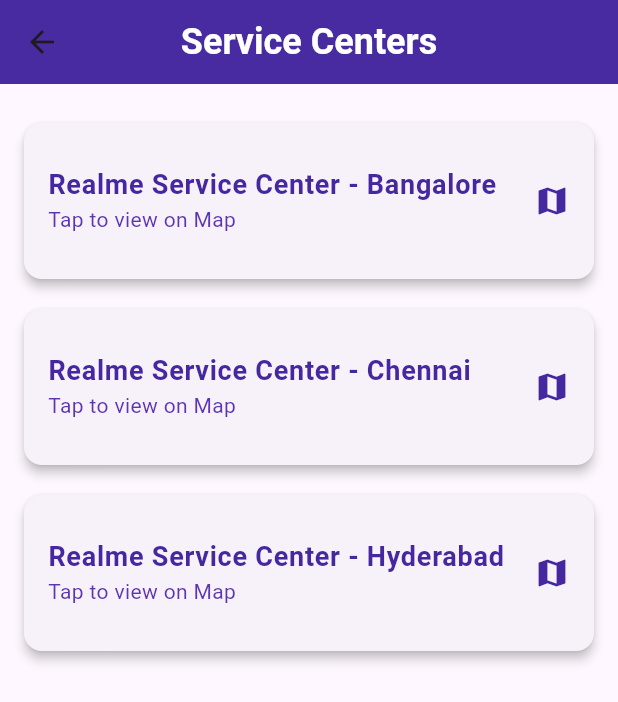
After one commit to Abhi-lash27/Fixmate, a Flutter app: the HelpPage screen opened directly, after a tap on "Service Centers", on a phone screen of 412 x 824 dp. The commit adds this screen. Shown: the top 702 px of the screen. Run offline on Flutter 3.47's test engine with Material 3 defaults, Android fonts, the phone set to English and light mode, and no system bars; our stand-ins replace cloud_firestore, firebase_auth, firebase_core, firebase_storage, flutter_map, font_awesome_flutter and 3 more; accounts and stored records are empty.

Commit message:
Added Map functionality for service_centers

```diff
--- a/lib/pages/help_page.dart
+++ b/lib/pages/help_page.dart
@@ -1,6 +1,7 @@
 import 'package:fixmate/pages/community_forum_page.dart';
 import 'package:fixmate/pages/faq_page.dart';
 import 'package:fixmate/pages/feedback_page.dart';
+import 'package:fixmate/pages/service_center_page.dart';
 import 'package:flutter/material.dart';
 
 class HelpPage extends StatelessWidget {
@@ -23,7 +24,8 @@
             // FAQ Section
             ListTile(
               contentPadding: EdgeInsets.zero,
-              title: const Text('Frequently Asked Questions', style: TextStyle(fontSize: 18)),
+              title: const Text('Frequently Asked Questions',
+                  style: TextStyle(fontSize: 18)),
               subtitle: const Text('Find answers to common questions'),
               trailing: const Icon(Icons.question_answer),
               onTap: () {
@@ -38,13 +40,15 @@
             // Community Forum Section
             ListTile(
               contentPadding: EdgeInsets.zero,
-              title: const Text('Community Forum', style: TextStyle(fontSize: 18)),
+              title:
+                  const Text('Community Forum', style: TextStyle(fontSize: 18)),
               subtitle: const Text('Join discussions and ask questions'),
               trailing: const Icon(Icons.forum),
               onTap: () {
                 Navigator.push(
                   context,
-                  MaterialPageRoute(builder: (context) => const CommunityForumPage()),
+                  MaterialPageRoute(
+                      builder: (context) => const CommunityForumPage()),
                 );
               },
             ),
@@ -53,11 +57,17 @@
             // Troubleshooting Section
             ListTile(
               contentPadding: EdgeInsets.zero,
-              title: const Text('Troubleshooting', style: TextStyle(fontSize: 18)),
-              subtitle: const Text('Fix common issues with your device'),
+              title:
+                  const Text('Service Centers', style: TextStyle(fontSize: 18)),
+              subtitle: const Text('Find your nearby service centers'),
               trailing: const Icon(Icons.build),
               onTap: () {
-                // Navigate to troubleshooting page (to be implemented)
+                // Navigate to service center page (to be implemented)
+                Navigator.push(
+                  context,
+                  MaterialPageRoute(
+                      builder: (context) => ServiceCenterPage()),
+                );
               },
             ),
             const Divider(),
@@ -82,7 +92,10 @@
       // Chatbot button at the bottom right
       floatingActionButton: FloatingActionButton(
         backgroundColor: Colors.deepPurple.shade800,
-        child: const Icon(Icons.chat,color: Colors.white,),
+        child: const Icon(
+          Icons.chat,
+          color: Colors.white,
+        ),
         onPressed: () {
           // Navigate to chatbot page or open chatbot (to be implemented)
         },
--- /dev/null
+++ b/lib/pages/service_center_page.dart
@@ -0,0 +1,90 @@
+import 'package:flutter/material.dart';
+import 'map_page.dart';
+
+class ServiceCenterPage extends StatelessWidget {
+  final List<Map<String, dynamic>> serviceCenters = [
+    {
+      'name': 'Realme Service Center - Bangalore',
+      'latitude': 12.9716,
+      'longitude': 77.5946,
+    },
+    {
+      'name': 'Realme Service Center - Chennai',
+      'latitude': 13.0827,
+      'longitude': 80.2707,
+    },
+    {
+      'name': 'Realme Service Center - Hyderabad',
+      'latitude': 17.3850,
+      'longitude': 78.4867,
+    },
+  ];
+
+  @override
+  Widget build(BuildContext context) {
+    return Scaffold(
+      appBar: AppBar(
+        title: const Text(
+          'Service Centers',
+          style: TextStyle(
+            color: Colors.white,
+            fontWeight: FontWeight.bold,
+            fontSize: 24,
+          ),
+        ),
+        backgroundColor: Colors.deepPurple.shade800, // FixMate primary color
+        elevation: 4.0,
+        centerTitle: true,
+      ),
+      body: Padding(
+        padding: const EdgeInsets.all(16.0),
+        child: ListView.builder(
+          itemCount: serviceCenters.length,
+          itemBuilder: (context, index) {
+            final center = serviceCenters[index];
+            return Card(
+              shape: RoundedRectangleBorder(
+                borderRadius: BorderRadius.circular(12),
+              ),
+              elevation: 3,
+              margin: const EdgeInsets.symmetric(vertical: 10),
+              child: ListTile(
+                contentPadding: const EdgeInsets.all(16.0),
+                title: Text(
+                  center['name'],
+                  style: TextStyle(
+                    color: Colors.deepPurple.shade800, // FixMate primary color
+                    fontWeight: FontWeight.bold,
+                    fontSize: 18,
+                  ),
+                ),
+                subtitle: Text(
+                  'Tap to view on Map',
+                  style: TextStyle(
+                    color: Colors.deepPurple.shade600,
+                  ),
+                ),
+                trailing: Icon(
+                  Icons.map,
+                  color: Colors.deepPurple.shade800,
+                ),
+                onTap: () {
+                  Navigator.push(
+                    context,
+                    MaterialPageRoute(
+                      builder: (context) => MapPage(
+                        locationName: center['name'],
+                        latitude: center['latitude'],
+                        longitude: center['longitude'],
+                      ),
+                    ),
+                  );
+                },
+              ),
+            );
+          },
+        ),
+      ),
+    );
+  }
+}
--- a/pubspec.yaml
+++ b/pubspec.yaml
@@ -43,6 +43,10 @@
   image_picker: ^1.1.2
   firebase_storage: ^12.3.5
   cloud_firestore: ^5.4.5
+  flutter_map: ^5.0.0
+  latlong2: ^0.9.1
+  geolocator: ^13.0.2
+  http: ^1.2.2
 
 dev_dependencies:
   flutter_test:
```
Also changed, not shown: lib/pages/map_page.dart (added, +237 -0 lines), pubspec.lock, 4 other files.
